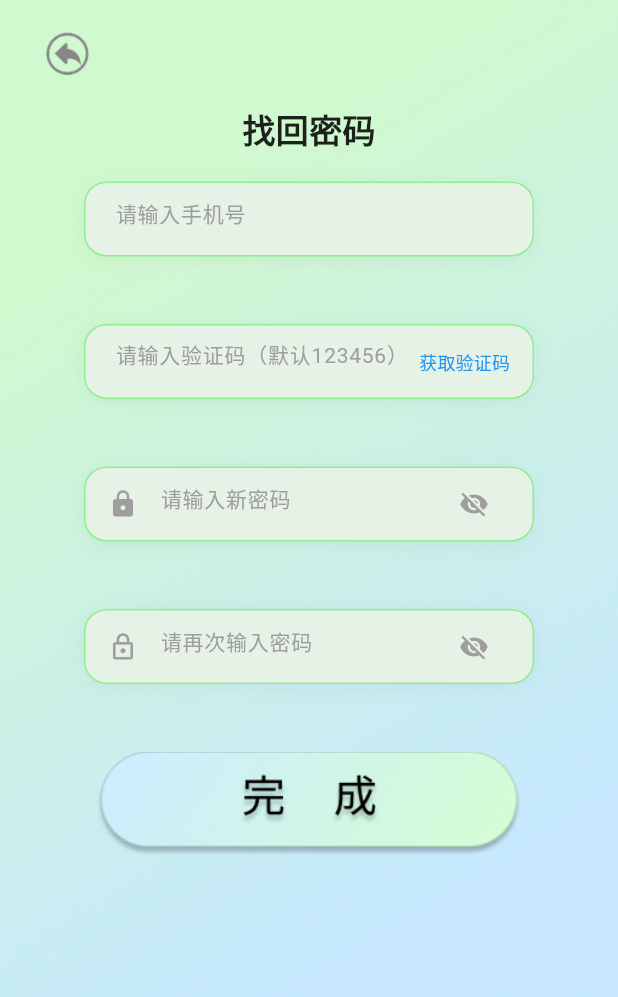
After one commit to Gargantua11/City-Postcard, a Flutter app: the screen it shows after launch, after a tap on "忘记密码？", on a phone screen of 412 x 824 dp. The commit adds this screen. Shown: the top 997 px of the screen. Run offline on Flutter 3.47's test engine with Material 3 defaults, Android fonts, the phone set to English and light mode, and no system bars; our stand-ins replace shared_preferences; accounts and stored records are empty.

Commit message:
添加了找回密码的功能

```diff
--- a/lib/main.dart
+++ b/lib/main.dart
@@ -4,6 +4,7 @@ import 'package:provider/provider.dart';
 import './screens/login_screen.dart';
 import './screens/register_step1_screen.dart';
 import './screens/register_step2_screen.dart';
+import './screens/forgot_password_screen.dart';
 import './screens/home_screen.dart';
 import './screens/city_search_screen.dart';
 import './services/auth_provider.dart';
@@ -32,6 +33,7 @@ class MyApp extends StatelessWidget {
           '/login': (context) => const LoginScreen(),
           '/register1': (context) => const RegisterStep1Screen(),
           '/register2': (context) => const RegisterStep2Screen(phone: ''),
+          '/forgot_password': (context) => const ForgotPasswordScreen(),
           '/home': (context) => const HomeScreen(),
           '/city_search': (context) => const CitySearchScreen(),
         },
--- /dev/null
+++ b/lib/screens/forgot_password_screen.dart
@@ -0,0 +1,297 @@
+import 'dart:async';
+import 'package:flutter/material.dart';
+import '../widgets/custom_text_field.dart';
+
+class ForgotPasswordScreen extends StatefulWidget {
+  const ForgotPasswordScreen({super.key});
+
+  @override
+  State<ForgotPasswordScreen> createState() => _ForgotPasswordScreenState();
+}
+
+class _ForgotPasswordScreenState extends State<ForgotPasswordScreen> {
+  final _phoneController = TextEditingController();
+  final _codeController = TextEditingController();
+  final _passwordController = TextEditingController();
+  final _confirmPasswordController = TextEditingController();
+  final _formKey = GlobalKey<FormState>();
+
+  bool _obscurePassword = true;
+  bool _obscureConfirmPassword = true;
+  bool _canSendCode = true;
+  int _countdown = 60;
+
+  Timer? _timer;
+
+  @override
+  void dispose() {
+    _phoneController.dispose();
+    _codeController.dispose();
+    _passwordController.dispose();
+    _confirmPasswordController.dispose();
+    _timer?.cancel();
+    super.dispose();
+  }
+
+  String? _validatePhone(String? value) {
+    if (value == null || value.isEmpty) {
+      return '请输入手机号';
+    }
+    if (!RegExp(r'^1[3-9]\d{9}$').hasMatch(value)) {
+      return '请输入正确的手机号';
+    }
+    return null;
+  }
+
+  String? _validateCode(String? value) {
+    if (value == null || value.isEmpty) {
+      return '请输入验证码';
+    }
+    if (value != '123456') {
+      return '验证码错误，默认123456';
+    }
+    return null;
+  }
+
+  String? _validatePassword(String? value) {
+    if (value == null || value.isEmpty) {
+      return '请输入新密码';
+    }
+    if (value.length < 6 || value.length > 24) {
+      return '密码长度应为6-24位';
+    }
+    return null;
+  }
+
+  String? _validateConfirmPassword(String? value) {
+    if (value == null || value.isEmpty) {
+      return '请再次输入密码';
+    }
+    if (value != _passwordController.text) {
+      return '两次密码不一致';
+    }
+    return null;
+  }
+
+  void _sendCode() {
+    final phoneError = _validatePhone(_phoneController.text);
+    if (phoneError != null) {
+      ScaffoldMessenger.of(
+        context,
+      ).showSnackBar(SnackBar(content: Text(phoneError)));
+      return;
+    }
+
+    setState(() {
+      _canSendCode = false;
+      _countdown = 60;
+    });
+
+    _startCountdown();
+
+    ScaffoldMessenger.of(context).showSnackBar(
+      const SnackBar(content: Text('\u9a8c\u8bc1\u7801\u5df2\u53d1\u9001')),
+    );
+  }
+
+  void _startCountdown() {
+    _timer = Timer.periodic(const Duration(seconds: 1), (timer) {
+      setState(() {
+        _countdown--;
+      });
+
+      if (_countdown <= 0) {
+        timer.cancel();
+        setState(() {
+          _canSendCode = true;
+        });
+      }
+    });
+  }
+
+  void _resetPassword() {
+    if (!_formKey.currentState!.validate()) {
+      return;
+    }
+
+    ScaffoldMessenger.of(
+      context,
+    ).showSnackBar(const SnackBar(content: Text('密码已重置，请登录')));
+    Navigator.pushReplacementNamed(context, '/login');
+  }
+
+  @override
+  Widget build(BuildContext context) {
+    return Scaffold(
+      body: Container(
+        decoration: BoxDecoration(
+          image: DecorationImage(
+            image: AssetImage('assets/images/注册1-背景.png'),
+            fit: BoxFit.cover,
+          ),
+        ),
+        child: Stack(
+          children: [
+            Positioned(
+              top: 20,
+              left: 5,
+              child: GestureDetector(
+                onTap: () {
+                  Navigator.pushReplacementNamed(context, '/login');
+                },
+                child: Container(
+                  width: 80,
+                  height: 30,
+                  decoration: const BoxDecoration(
+                    image: DecorationImage(
+                      image: AssetImage('assets/images/注册2-返回.png'),
+                      fit: BoxFit.contain,
+                    ),
+                  ),
+                ),
+              ),
+            ),
+            SafeArea(
+              child: Padding(
+                padding: const EdgeInsets.all(20.0),
+                child: Form(
+                  key: _formKey,
+                  child: Column(
+                    crossAxisAlignment: CrossAxisAlignment.center,
+                    children: [
+                      const SizedBox(height: 50),
+                      const Text(
+                        '找回密码',
+                        style: TextStyle(
+                          fontSize: 22,
+                          fontWeight: FontWeight.bold,
+                          color: Colors.black87,
+                        ),
+                      ),
+                      const SizedBox(height: 20),
+                      //输入手机号
+                      Center(
+                        child: SizedBox(
+                          width: 300,
+                          child: CustomTextField(
+                            controller: _phoneController,
+                            hintText: '请输入手机号',
+                            keyboardType: TextInputType.phone,
+                            validator: _validatePhone,
+                          ),
+                        ),
+                      ),
+                      const SizedBox(height: 15),
+                      Center(
+                        child: SizedBox(
+                          width: 300,
+                          child: CustomTextField(
+                            controller: _codeController,
+                            hintText: '请输入验证码（默认123456）',
+                            keyboardType: TextInputType.number,
+                            maxLength: 6,
+                            validator: _validateCode,
+                            suffixIcon: TextButton(
+                              onPressed: _canSendCode ? _sendCode : null,
+                              style: TextButton.styleFrom(
+                                padding: EdgeInsets.zero,
+                                minimumSize: Size.zero,
+                                tapTargetSize: MaterialTapTargetSize.shrinkWrap,
+                              ),
+                              child: Text(
+                                _canSendCode
+                                    ? '\u83b7\u53d6\u9a8c\u8bc1\u7801'
+                                    : '$_countdown s',
+                                style: TextStyle(
+                                  color: _canSendCode
+                                      ? Colors.blue
+                                      : Colors.grey,
+                                  fontSize: 12,
+                                ),
+                              ),
+                            ),
+                          ),
+                        ),
+                      ),
+                      const SizedBox(height: 15),
+                      //设置密码
+                      Center(
+                        child: SizedBox(
+                          width: 300,
+                          child: CustomTextField(
+                            controller: _passwordController,
+                            hintText: '请输入新密码',
+                            obscureText: _obscurePassword,
+                            prefixIcon: Icons.lock,
+                            validator: _validatePassword,
+                            suffixIcon: IconButton(
+                              onPressed: () {
+                                setState(() {
+                                  _obscurePassword = !_obscurePassword;
+                                });
+                              },
+                              icon: Icon(
+                                _obscurePassword
+                                    ? Icons.visibility_off
+                                    : Icons.visibility,
+                                color: Colors.grey,
+                                size: 20,
+                              ),
+                            ),
+                          ),
+                        ),
+                      ),
+                      const SizedBox(height: 15),
+                      //确认密码
+                      Center(
+                        child: SizedBox(
+                          width: 300,
+                          child: CustomTextField(
+                            controller: _confirmPasswordController,
+                            hintText: '请再次输入密码',
+                            obscureText: _obscureConfirmPassword,
+                            prefixIcon: Icons.lock_outline,
+                            validator: _validateConfirmPassword,
+                            suffixIcon: IconButton(
+                              onPressed: () {
+                                setState(() {
+                                  _obscureConfirmPassword =
+                                      !_obscureConfirmPassword;
+                                });
+                              },
+                              icon: Icon(
+                                _obscureConfirmPassword
+                                    ? Icons.visibility_off
+                                    : Icons.visibility,
+                                color: Colors.grey,
+                                size: 20,
+                              ),
+                            ),
+                          ),
+                        ),
+                      ),
+                      const SizedBox(height: 15),
+                      GestureDetector(
+                        onTap: _resetPassword,
+                        child: Container(
+                          height: 70,
+                          decoration: const BoxDecoration(
+                            image: DecorationImage(
+                              image: AssetImage('assets/images/注册2-完成.png'),
+                              fit: BoxFit.contain,
+                            ),
+                          ),
+                        ),
+                      ),
+                      const SizedBox(height: 20),
+                    ],
+                  ),
+                ),
+              ),
+            ),
+          ],
+        ),
+      ),
+    );
+  }
+}
--- a/lib/screens/login_screen.dart
+++ b/lib/screens/login_screen.dart
@@ -205,9 +205,19 @@ class _LoginScreenState extends State<LoginScreen> {
                   Row(
                     mainAxisAlignment: MainAxisAlignment.center,
                     children: [
-                      const Text(
-                        '忘记密码？',
-                        style: TextStyle(color: Colors.blue, fontSize: 14),
+                      TextButton(
+                        onPressed: () {
+                          Navigator.pushNamed(context, '/forgot_password');
+                        },
+                        style: TextButton.styleFrom(
+                          padding: EdgeInsets.zero,
+                          minimumSize: Size.zero,
+                          tapTargetSize: MaterialTapTargetSize.shrinkWrap,
+                        ),
+                        child: const Text(
+                          '忘记密码？',
+                          style: TextStyle(color: Colors.blue, fontSize: 14),
+                        ),
                       ),
                     ],
                   ),
```
